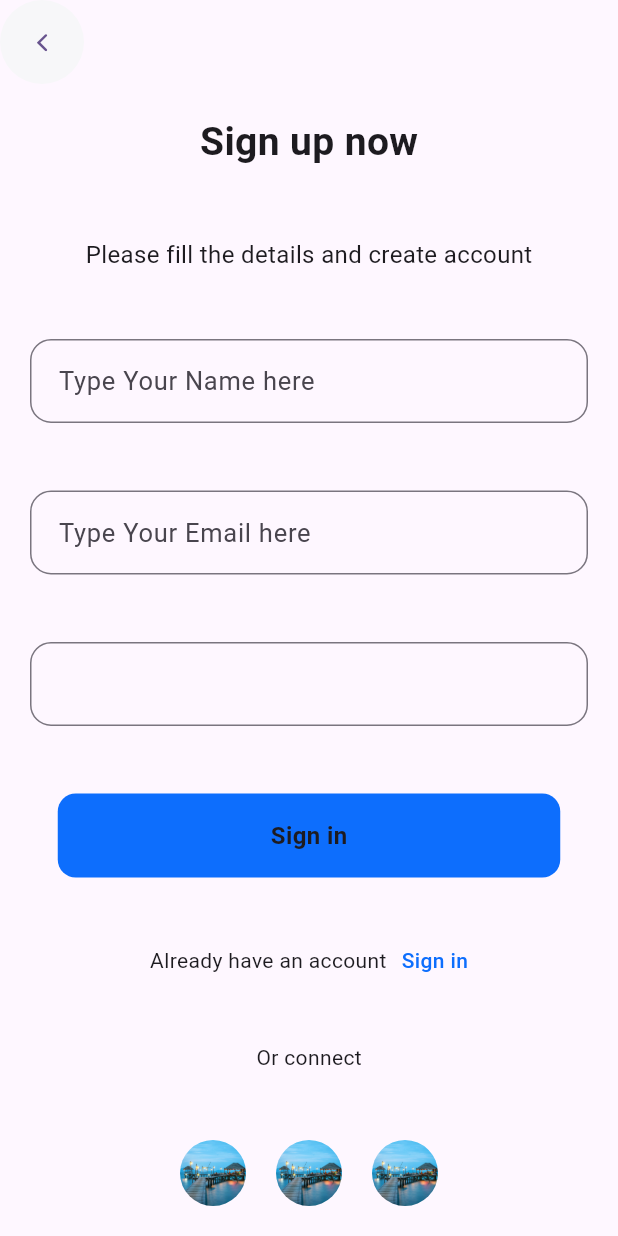
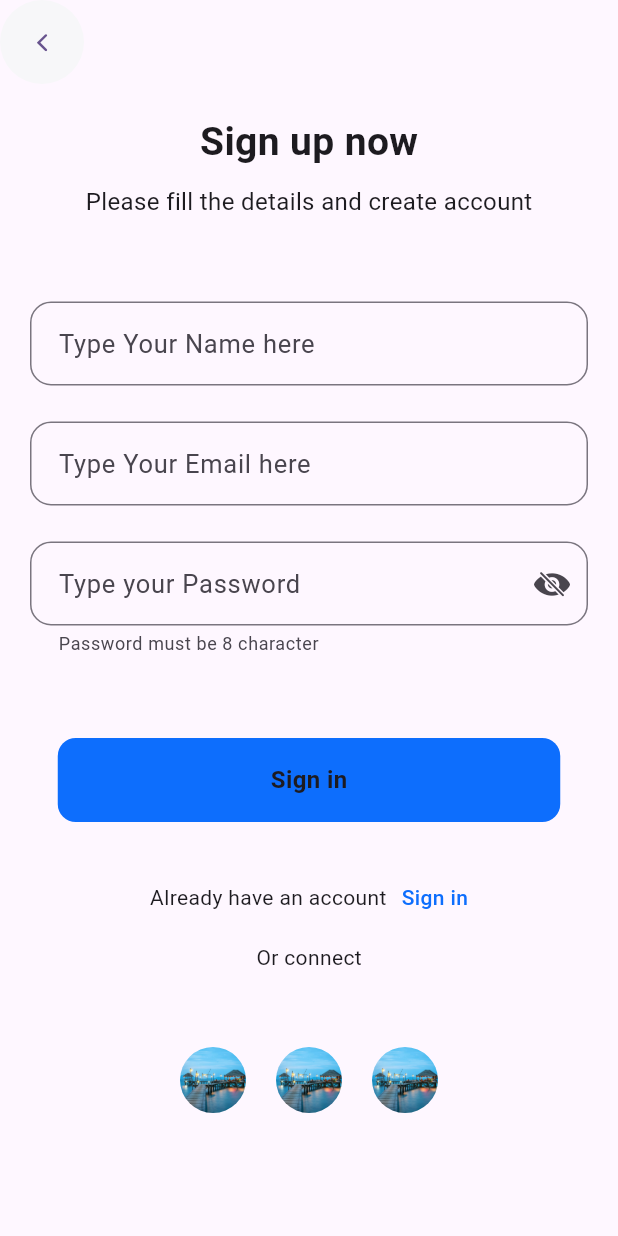
Before and after one commit to tanjilalom/Travel-App, a Flutter app: the screen it shows after launch, on a phone screen of 412 x 824 dp. Run offline on Flutter 3.47's test engine with Material 3 defaults, Android fonts, the phone set to English and light mode, and no system bars; our stand-ins replace easy_date_timeline, get.

Commit message:
design updated

```diff
--- a/lib/view/screen/signin_screen.dart
+++ b/lib/view/screen/signin_screen.dart
@@ -12,7 +12,6 @@ class SignInScreen extends StatelessWidget {
     TextEditingController controller = TextEditingController();
 
     return Scaffold(
-      //extendBodyBehindAppBar: true,
       appBar: AppBar(
         leading: TextButton(
           onPressed: () {},
@@ -23,10 +22,13 @@ class SignInScreen extends StatelessWidget {
         ),
         backgroundColor: Colors.transparent,
       ),
-      body: Padding(
+      body: SingleChildScrollView(
+        child: Padding(
           padding: const EdgeInsets.all(20.0),
+          child: Center(
             child: Form(
               child: Column(
+                mainAxisAlignment: MainAxisAlignment.spaceBetween,
                 crossAxisAlignment: CrossAxisAlignment.center,
                 children: [
                   Text(
@@ -58,7 +60,7 @@ class SignInScreen extends StatelessWidget {
                     height: 72,
                   ),
                   CustomButton(
-                buttonColor: Colors.blue,
+                    buttonColor: Color(0xff0d6efd),
                     width: 335,
                     height: 56,
                     radius: 12,
@@ -109,7 +111,7 @@ class SignInScreen extends StatelessWidget {
                     ),
                   ),
                   SizedBox(
-                height: 80,
+                    height: 40,
                   ),
                   Row(
                     mainAxisAlignment: MainAxisAlignment.spaceEvenly,
@@ -147,6 +149,8 @@ class SignInScreen extends StatelessWidget {
               ),
             ),
           ),
+        ),
+      ),
     );
   }
 }
--- a/lib/view/screen/signup_screen.dart
+++ b/lib/view/screen/signup_screen.dart
@@ -10,7 +10,6 @@ class SignupScreen extends StatelessWidget {
   @override
   Widget build(BuildContext context) {
     TextEditingController controller = TextEditingController();
-    final GlobalKey<FormState> _formkey = GlobalKey<FormState>();
 
     return Scaffold(
       //extendBodyBehindAppBar: true,
@@ -24,33 +23,49 @@ class SignupScreen extends StatelessWidget {
         ),
         backgroundColor: Colors.transparent,
       ),
-      body: Padding(
-        padding: const EdgeInsets.all(20.0),
-        child: Center(
+      body: SingleChildScrollView(
+        child: Padding(
+          padding: const EdgeInsets.all(20.0),
           child: Form(
             child: Column(
-              mainAxisAlignment: MainAxisAlignment.spaceBetween,
               crossAxisAlignment: CrossAxisAlignment.center,
               children: [
                 Text(
                   'Sign up now',
                   style: TextStyle(fontSize: 26, fontWeight: FontWeight.w600),
                 ),
+                SizedBox(
+                  height: 10,
+                ),
                 Text(
                   'Please fill the details and create account',
                   style: TextStyle(fontSize: 16, fontWeight: FontWeight.w400),
+                ),
+                SizedBox(
+                  height: 55,
                 ),
                 CustomTextfield(
                   title: 'Type Your Name here',
                   controller: TextEditingController(),
                 ),
+                SizedBox(
+                  height: 24,
+                ),
                 CustomTextfield(
                   title: 'Type Your Email here',
                   controller: TextEditingController(),
                 ),
+                SizedBox(
+                  height: 24,
+                ),
                 CustomTextfield(
-                  title: '',
+                  title: 'Type your Password',
                   controller: TextEditingController(),
+                  icon: CupertinoIcons.eye_slash_fill,
+                  helperText: 'Password must be 8 character',
+                ),
+                SizedBox(
+                  height: 55,
                 ),
                 CustomButton(
                   buttonColor: Color(0xff0d6efd),
@@ -59,6 +74,9 @@ class SignupScreen extends StatelessWidget {
                   title: 'Sign in',
                   fontSize: 16,
                   fontWeight: FontWeight.w600,
+                ),
+                SizedBox(
+                  height:40,
                 ),
                 Row(
                   mainAxisAlignment: MainAxisAlignment.center,
@@ -89,12 +107,18 @@ class SignupScreen extends StatelessWidget {
                     ),
                   ],
                 ),
+                SizedBox(
+                  height: 20,
+                ),
                 Text(
                   'Or connect',
                   style: TextStyle(
                     fontSize: 14,
                     fontWeight: FontWeight.w400,
                   ),
+                ),
+                SizedBox(
+                  height: 50,
                 ),
                 Container(
                   width: 172,
```
Lines whose indentation alone changed are shown as unchanged.
